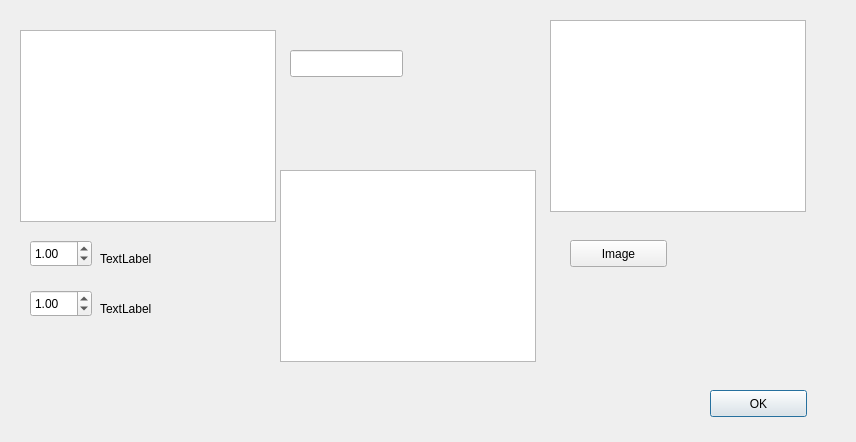
Before: the Qt Designer form additemdialog.ui in kazeevn/Mipt-ray-tracer, drawn with Qt 5.
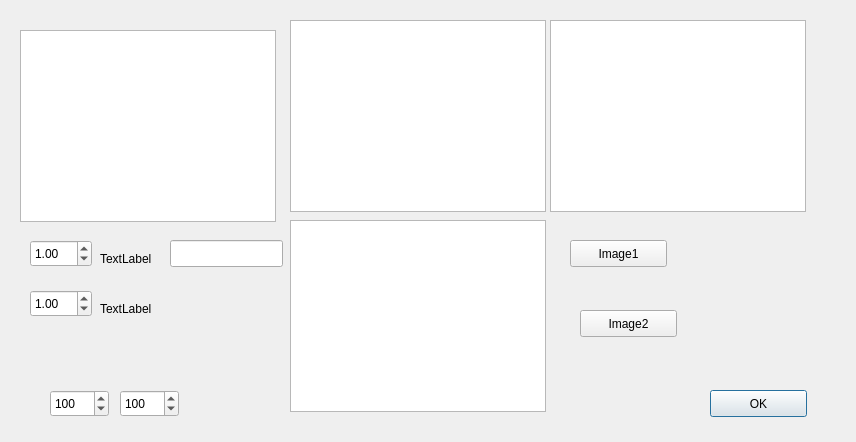
After: the same form once the commit is applied.

What changed in the file:
```diff
--- a/additemdialog.ui
+++ b/additemdialog.ui
@@ -107,8 +107,8 @@
   <widget class="QLineEdit" name="editName">
    <property name="geometry">
     <rect>
-     <x>290</x>
-     <y>50</y>
+     <x>170</x>
+     <y>240</y>
      <width>113</width>
      <height>27</height>
     </rect>
@@ -117,8 +117,8 @@
   <widget class="QGraphicsView" name="graphicsView">
    <property name="geometry">
     <rect>
-     <x>280</x>
-     <y>170</y>
+     <x>290</x>
+     <y>20</y>
      <width>256</width>
      <height>192</height>
     </rect>
@@ -134,7 +134,62 @@
     </rect>
    </property>
    <property name="text">
-    <string>Image</string>
+    <string>Image1</string>
+   </property>
+  </widget>
+  <widget class="QGraphicsView" name="graphicsView_2">
+   <property name="geometry">
+    <rect>
+     <x>290</x>
+     <y>220</y>
+     <width>256</width>
+     <height>192</height>
+    </rect>
+   </property>
+  </widget>
+  <widget class="QPushButton" name="loadImage2">
+   <property name="geometry">
+    <rect>
+     <x>580</x>
+     <y>310</y>
+     <width>97</width>
+     <height>27</height>
+    </rect>
+   </property>
+   <property name="text">
+    <string>Image2</string>
+   </property>
+  </widget>
+  <widget class="QSpinBox" name="spinBox">
+   <property name="geometry">
+    <rect>
+     <x>50</x>
+     <y>390</y>
+     <width>59</width>
+     <height>27</height>
+    </rect>
+   </property>
+   <property name="maximum">
+    <number>1000</number>
+   </property>
+   <property name="value">
+    <number>100</number>
+   </property>
+  </widget>
+  <widget class="QSpinBox" name="spinBox_2">
+   <property name="geometry">
+    <rect>
+     <x>120</x>
+     <y>390</y>
+     <width>59</width>
+     <height>27</height>
+    </rect>
+   </property>
+   <property name="maximum">
+    <number>1000</number>
+   </property>
+   <property name="value">
+    <number>100</number>
    </property>
   </widget>
  </widget>
```
